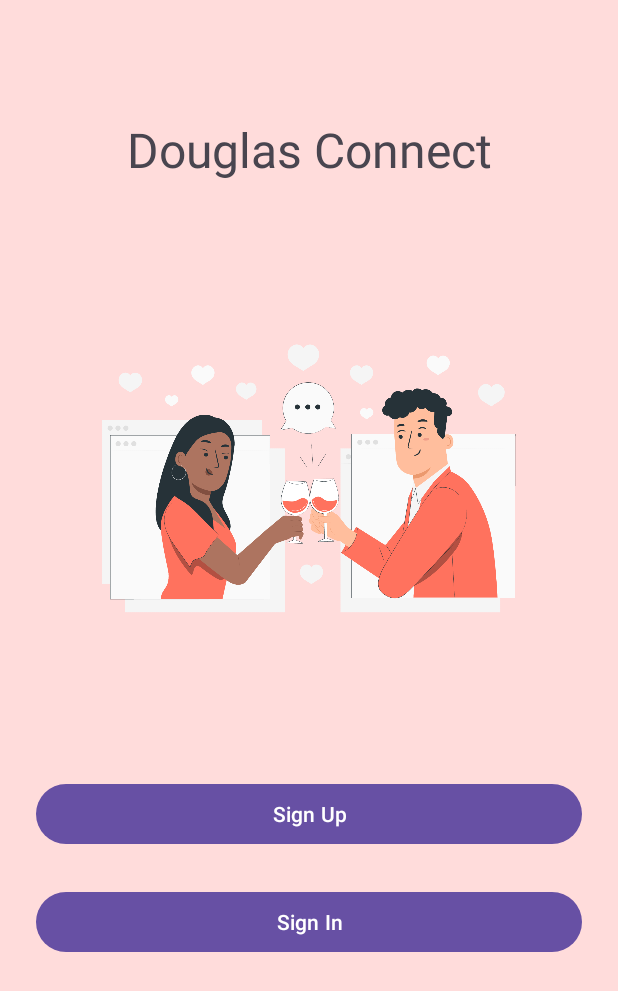
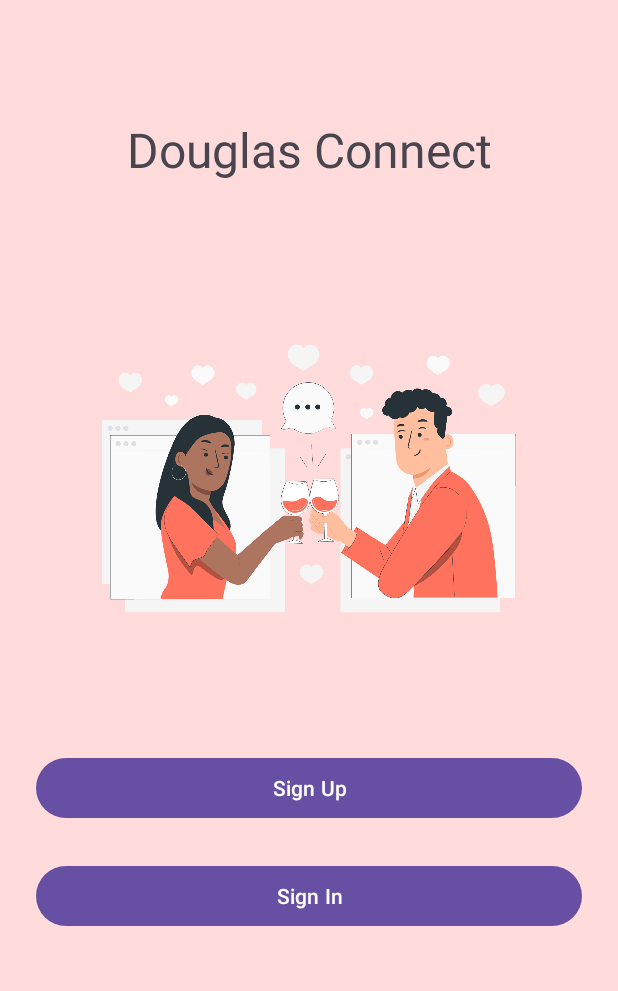
Before and after one commit to csis-4175-project/DatingApp, an Android app: the screen it shows after launch once a user with an empty profile is signed in (EntryScreenActivity), on a phone screen of 412 x 824 dp. Shown: the top 991 px of the screen. Run offline under Robolectric (Android 15) with nearby library versions, the phone set to English and light mode, and no system bars.

Commit message:
fix layouts

```diff
--- a/TermProject_DatingApp/app/src/main/res/layout/activity_entry_screen.xml
+++ b/TermProject_DatingApp/app/src/main/res/layout/activity_entry_screen.xml
@@ -47,11 +47,12 @@
         android:layout_width="0dp"
         android:layout_height="wrap_content"
         android:layout_marginStart="24dp"
-        android:layout_marginTop="48dp"
         android:layout_marginEnd="24dp"
         android:text="Sign Up"
+        app:layout_constraintBottom_toBottomOf="parent"
         app:layout_constraintEnd_toEndOf="parent"
         app:layout_constraintStart_toStartOf="parent"
-        app:layout_constraintTop_toBottomOf="@+id/imageView" />
+        app:layout_constraintTop_toBottomOf="@+id/imageView"
+        app:layout_constraintVertical_bias="0.1" />
 
 </androidx.constraintlayout.widget.ConstraintLayout>
--- a/TermProject_DatingApp/app/src/main/res/layout/activity_sign_in.xml
+++ b/TermProject_DatingApp/app/src/main/res/layout/activity_sign_in.xml
@@ -57,12 +57,13 @@
         android:layout_height="wrap_content"
         android:layout_marginStart="24dp"
         android:layout_marginEnd="24dp"
-        android:layout_marginBottom="32dp"
         android:text="@string/sign_in"
         app:layout_constraintBottom_toBottomOf="parent"
         app:layout_constraintEnd_toEndOf="parent"
         app:layout_constraintHorizontal_bias="0.5"
-        app:layout_constraintStart_toStartOf="parent" />
+        app:layout_constraintStart_toStartOf="parent"
+        app:layout_constraintTop_toBottomOf="@+id/sign_in_password"
+        app:layout_constraintVertical_bias="0.8" />
 
     <ImageView
         android:id="@+id/imageView2"
```
